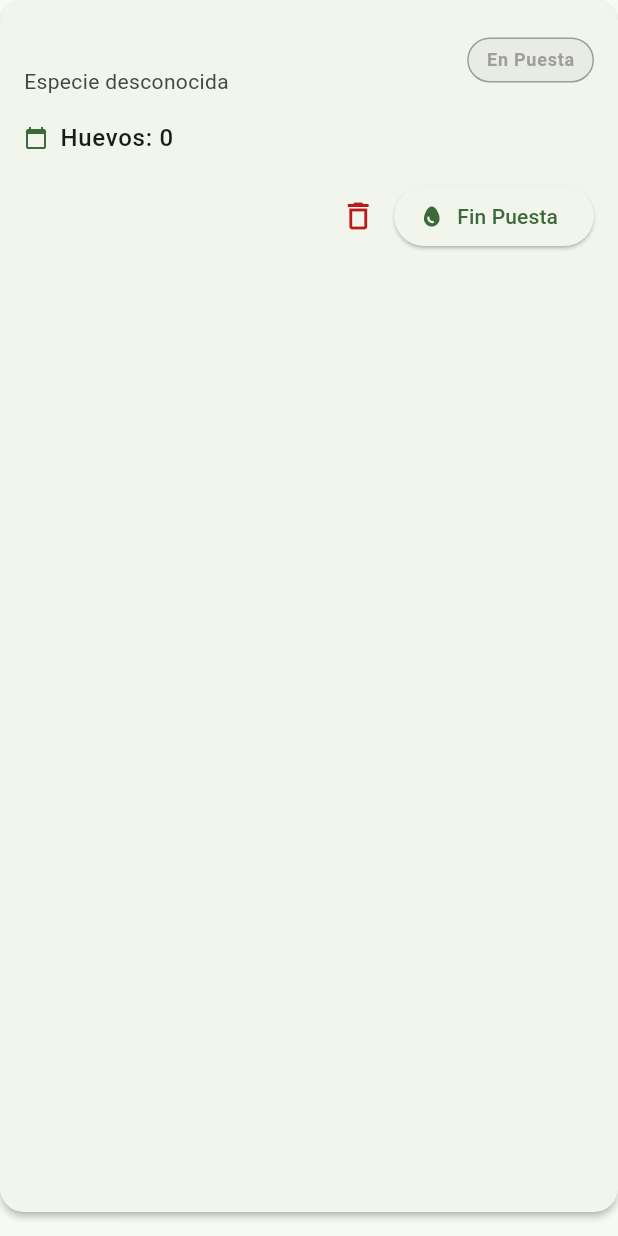
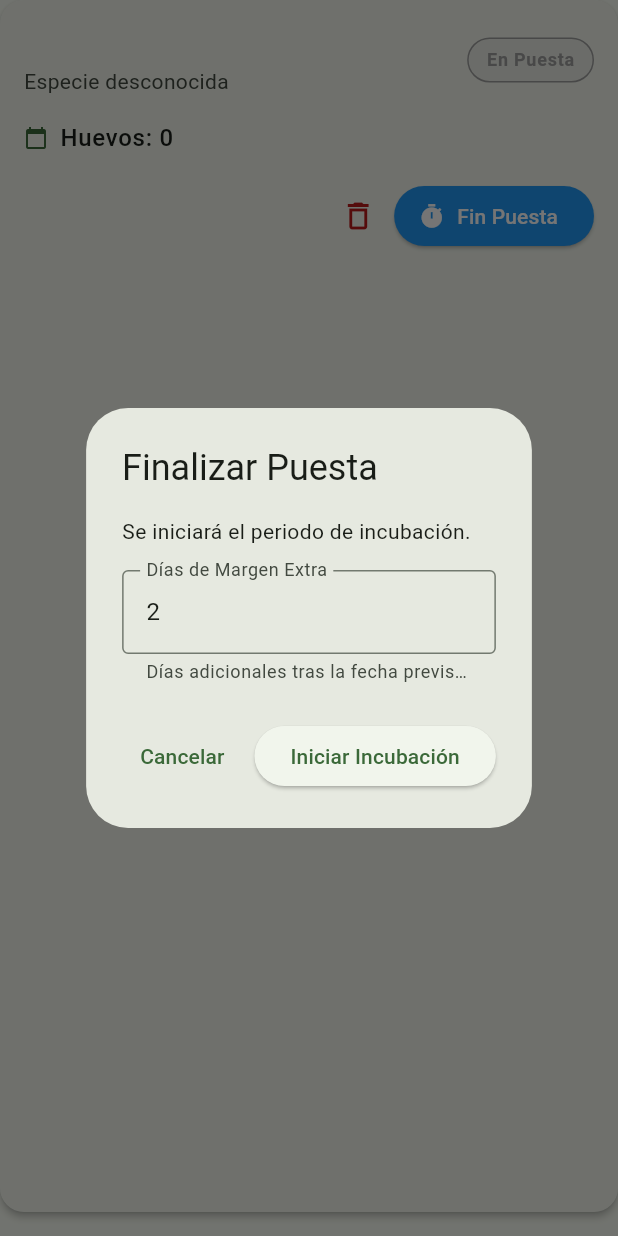
Before and after one commit to alberto2005-coder/AviTrack, a Flutter app: the NidadaCard widget shown alone on an empty page, opened directly with empty values, after a tap on "Fin Puesta", on a phone screen of 412 x 824 dp. Run offline on Flutter 3.47's test engine with Material 3 defaults, Android fonts, the phone set to English and light mode, and no system bars; our stand-ins replace flutter_local_notifications, isar, timezone; accounts and stored records are empty; generated files the repository leaves out were written again.

Commit message:
Implementación de margen de incubación personalizado por nidada

```diff
--- a/lib/models/nidada.dart
+++ b/lib/models/nidada.dart
@@ -15,6 +15,7 @@ class Nidada {
 
   late DateTime? startDate; // Date when laying started
   late DateTime? incubationStartDate; // Date when incubation started (End of laying)
+  int? customMarginDays; // Margen personalizado para esta nidada
 
   @enumerated
   late NidadaStatus status;
@@ -25,6 +26,7 @@ class Nidada {
     required this.pairName,
     this.startDate,
     this.incubationStartDate,
+    this.customMarginDays,
     this.status = NidadaStatus.puesta,
     this.currentEggCount = 0,
   });
@@ -37,7 +39,9 @@ class Nidada {
 
   // Calculate margin limit date: expectedHatchingDate + marginDays
   DateTime? get marginLimitDate {
-    if (expectedHatchingDate == null || species.value == null) return null;
-    return expectedHatchingDate!.add(Duration(days: species.value!.marginDays));
+    final hatchDate = expectedHatchingDate;
+    if (hatchDate == null || species.value == null) return null;
+    final margin = customMarginDays ?? species.value!.marginDays;
+    return hatchDate.add(Duration(days: margin));
   }
 }
--- a/lib/services/notification_service.dart
+++ b/lib/services/notification_service.dart
@@ -65,6 +65,7 @@ class NotificationService {
           ),
           androidScheduleMode: AndroidScheduleMode.exactAllowWhileIdle,
         );
+        print('[AviTrack] Programado Huevo N° $i para: $scheduledTime');
       }
     }
   }
@@ -102,6 +103,7 @@ class NotificationService {
           ),
           androidScheduleMode: AndroidScheduleMode.exactAllowWhileIdle,
         );
+        print('[AviTrack] Programada Eclosión para: $scheduledTime');
       }
     }
 
@@ -132,6 +134,7 @@ class NotificationService {
           ),
           androidScheduleMode: AndroidScheduleMode.exactAllowWhileIdle,
         );
+        print('[AviTrack] Programada Alerta de Margen para: $scheduledTime');
       }
     }
   }
--- a/lib/widgets/nidada_card.dart
+++ b/lib/widgets/nidada_card.dart
@@ -130,9 +130,13 @@ class NidadaCard extends StatelessWidget {
                 ),
                 if (nidada.status == NidadaStatus.puesta)
                   ElevatedButton.icon(
-                    onPressed: onStartIncubation,
-                    icon: const Icon(Icons.egg_rounded),
+                    onPressed: () => _showFinPuestaDialog(context),
+                    icon: const Icon(Icons.timer),
                     label: const Text('Fin Puesta'),
+                    style: ElevatedButton.styleFrom(
+                      backgroundColor: Colors.blue,
+                      foregroundColor: Colors.white,
+                    ),
                   ),
                 if (nidada.status == NidadaStatus.incubando || nidada.status == NidadaStatus.margen)
                    ElevatedButton.icon(
@@ -147,4 +151,70 @@ class NidadaCard extends StatelessWidget {
       ),
     );
   }
+
+  void _showFinPuestaDialog(BuildContext context) {
+    final marginController = TextEditingController(
+      text: nidada.species.value?.marginDays.toString() ?? '2'
+    );
+
+    showDialog(
+      context: context,
+      builder: (context) => AlertDialog(
+        title: const Text('Finalizar Puesta'),
+        content: Column(
+          mainAxisSize: MainAxisSize.min,
+          crossAxisAlignment: CrossAxisAlignment.start,
+          children: [
+            const Text('Se iniciará el periodo de incubación.'),
+            const SizedBox(height: 16),
+            TextField(
+              controller: marginController,
+              decoration: const InputDecoration(
+                labelText: 'Días de Margen Extra',
+                helperText: 'Días adicionales tras la fecha prevista de eclosión',
+                border: OutlineInputBorder(),
+              ),
+              keyboardType: TextInputType.number,
+            ),
+          ],
+        ),
+        actions: [
+          TextButton(
+            onPressed: () => Navigator.pop(context),
+            child: const Text('Cancelar'),
+          ),
+          ElevatedButton(
+            onPressed: () async {
+              final margin = int.tryParse(marginController.text) ?? 2;
+              await _finishLaying(context, margin);
+              if (context.mounted) Navigator.pop(context);
+            },
+            child: const Text('Iniciar Incubación'),
+          ),
+        ],
+      ),
+    );
+  }
+
+  Future<void> _finishLaying(BuildContext context, int margin) async {
+    final species = nidada.species.value;
+    if (species == null) return;
+
+    nidada.incubationStartDate = DateTime.now();
+    nidada.status = NidadaStatus.incubando;
+    nidada.customMarginDays = margin;
+
+    await DatabaseService.isar.writeTxn(() async {
+      await DatabaseService.isar.nidadas.put(nidada);
+    });
+
+    await NotificationService.scheduleHatchingNotifications(nidada, species);
+
+    if (context.mounted) {
+      ScaffoldMessenger.of(context).showSnackBar(
+        SnackBar(content: Text('Incubación iniciada con $margin días de margen')),
+      );
+      onStartIncubation();
+    }
+  }
 }
```
Also changed, not shown: lib/models/nidada.g.dart.
